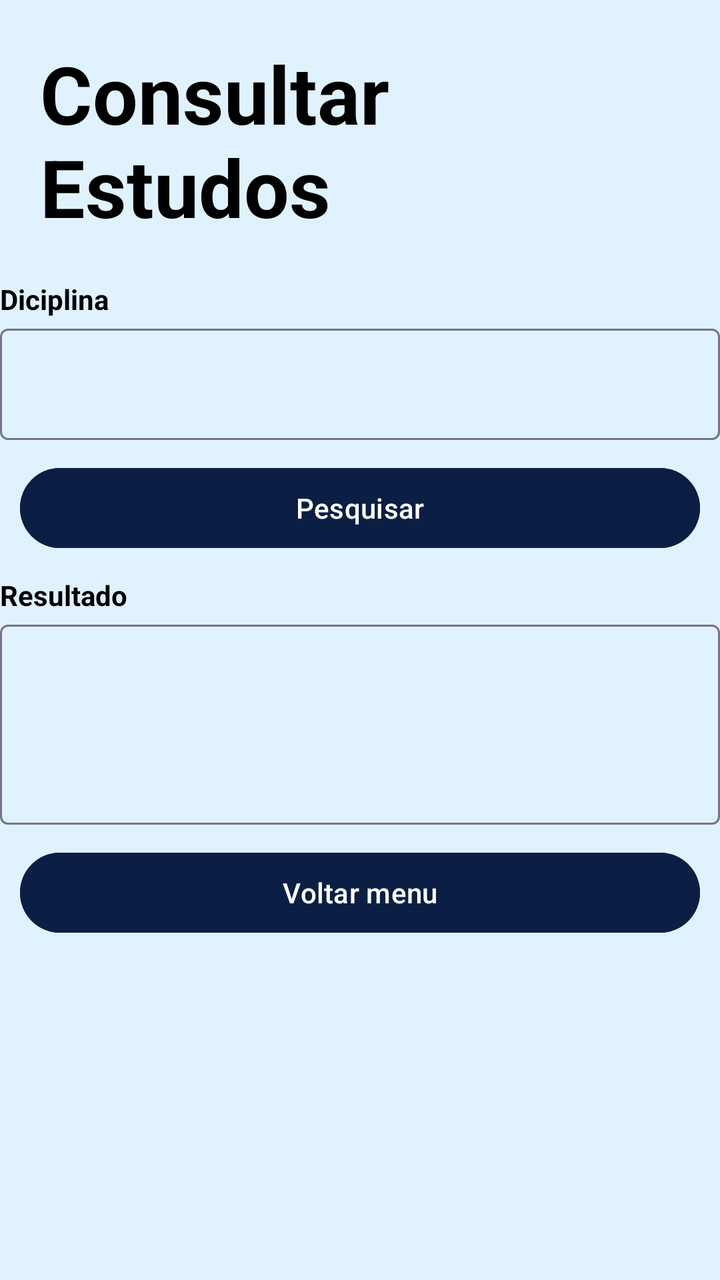
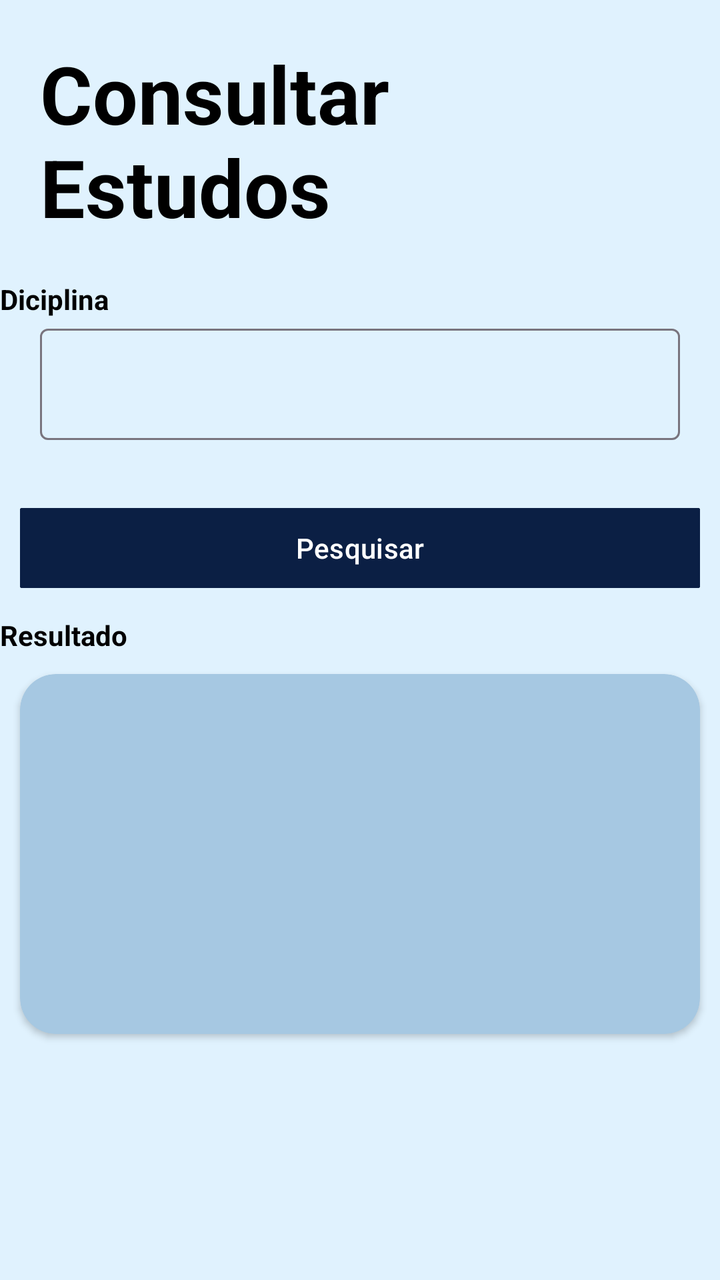

An Android layout rendered at two revisions. The XML below is the earlier revision; the diff shows what the commit changed to produce the second picture.
<!-- AndroidManifest.xml: application theme Theme.MyApp -->
<!-- res/layout/consultar_layout.xml -->
<?xml version="1.0" encoding="utf-8"?>
<LinearLayout xmlns:android="http://schemas.android.com/apk/res/android"
    xmlns:app="http://schemas.android.com/apk/res-auto"
    xmlns:tools="http://schemas.android.com/tools"
    android:id="@+id/main"
    android:orientation="vertical"
    android:layout_width="match_parent"
    android:layout_height="match_parent"
    android:background="#E0F2FE"
    tools:context=".consultarActivity">


    <TextView
        android:layout_width="match_parent"
        android:layout_height="wrap_content"
        android:layout_margin="20dp"
        android:text="Consultar Estudos"
        android:textColor="@color/black"
        android:textSize="40dp"
        android:textStyle="bold" />

    <TextView
        android:layout_width="match_parent"
        android:layout_height="wrap_content"
        android:text="Diciplina"
        android:textColor="@color/black"
        android:textStyle="bold" />

    <com.google.android.material.textfield.TextInputLayout
        android:layout_width="match_parent"
        android:layout_height="wrap_content"
        app:endIconMode="clear_text">

        <com.google.android.material.textfield.TextInputEditText
            android:layout_width="match_parent"
            android:layout_height="wrap_content"
            android:inputType="textEmailAddress"
            android:maxLength="50" />
    </com.google.android.material.textfield.TextInputLayout>


    <Button
        android:id="@+id/btnCadastrarestudo"
        android:layout_width="match_parent"
        android:layout_height="wrap_content"
        android:layout_gravity="center_horizontal"
        android:layout_margin="10dp"
        android:backgroundTint = "#0B1F44"
        android:text="Pesquisar" />

    <TextView
        android:layout_width="match_parent"
        android:layout_height="wrap_content"
        android:text="Resultado"
        android:textColor="@color/black"
        android:textStyle="bold" />

    <com.google.android.material.textfield.TextInputLayout
        android:layout_width="match_parent"
        android:layout_height="wrap_content"
        app:endIconMode="clear_text">

        <com.google.android.material.textfield.TextInputEditText
            android:layout_width="match_parent"
            android:layout_height="100dp"
            android:inputType="textEmailAddress"
            android:maxLength="50" />
    </com.google.android.material.textfield.TextInputLayout>

    <Button
        android:id="@+id/btnvoltarMenu"
        android:layout_width="match_parent"
        android:layout_height="wrap_content"
        android:layout_gravity="center_horizontal"
        android:layout_margin="10dp"
        android:text="Voltar menu"
        android:backgroundTint = "#0B1F44"/>


</LinearLayout>
<!-- resources referenced by this layout -->
<resources>
  <color name="black">#FF000000</color>
  <style name="Theme.MyApp" parent="Base.Theme.MyApp" />
  <style name="Base.Theme.MyApp" parent="Theme.Material3.DayNight.NoActionBar">
          
          
      </style>
</resources>

<!-- the commit's change to res/layout/consultar_layout.xml (unified diff, before → after) -->
@@ -34,16 +34,18 @@
         <com.google.android.material.textfield.TextInputEditText
             android:layout_width="match_parent"
             android:layout_height="wrap_content"
+            android:layout_margin="20dp"
             android:inputType="textEmailAddress"
             android:maxLength="50" />
     </com.google.android.material.textfield.TextInputLayout>
 
 
-    <Button
+    <com.google.android.material.button.MaterialButton
         android:id="@+id/btnCadastrarestudo"
         android:layout_width="match_parent"
         android:layout_height="wrap_content"
         android:layout_gravity="center_horizontal"
+        app:cornerRadius="1dp"
         android:layout_margin="10dp"
         android:backgroundTint = "#0B1F44"
         android:text="Pesquisar" />
@@ -55,24 +57,28 @@
         android:textColor="@color/black"
         android:textStyle="bold" />
 
-    <com.google.android.material.textfield.TextInputLayout
+
+    <androidx.cardview.widget.CardView
+        android:id="@+id/cardIdent"
         android:layout_width="match_parent"
-        android:layout_height="wrap_content"
-        app:endIconMode="clear_text">
+        android:layout_height="180dp"
+        android:layout_margin="10dp"
+        android:clickable="true"
+        android:focusable="true"
+        app:cardBackgroundColor="#A6C8E2"
+        app:cardCornerRadius="18dp">
 
-        <com.google.android.material.textfield.TextInputEditText
-            android:layout_width="match_parent"
-            android:layout_height="100dp"
-            android:inputType="textEmailAddress"
-            android:maxLength="50" />
-    </com.google.android.material.textfield.TextInputLayout>
+    </androidx.cardview.widget.CardView>
 
-    <Button
+    <com.google.android.material.button.MaterialButton
         android:id="@+id/btnvoltarMenu"
         android:layout_width="match_parent"
         android:layout_height="wrap_content"
+        android:layout_marginTop="180dp"
         android:layout_gravity="center_horizontal"
-        android:layout_margin="10dp"
+        app:cornerRadius="1dp"
+        android:layout_marginLeft="8dp"
+        android:layout_marginRight="8dp"
         android:text="Voltar menu"
         android:backgroundTint = "#0B1F44"/>
 
